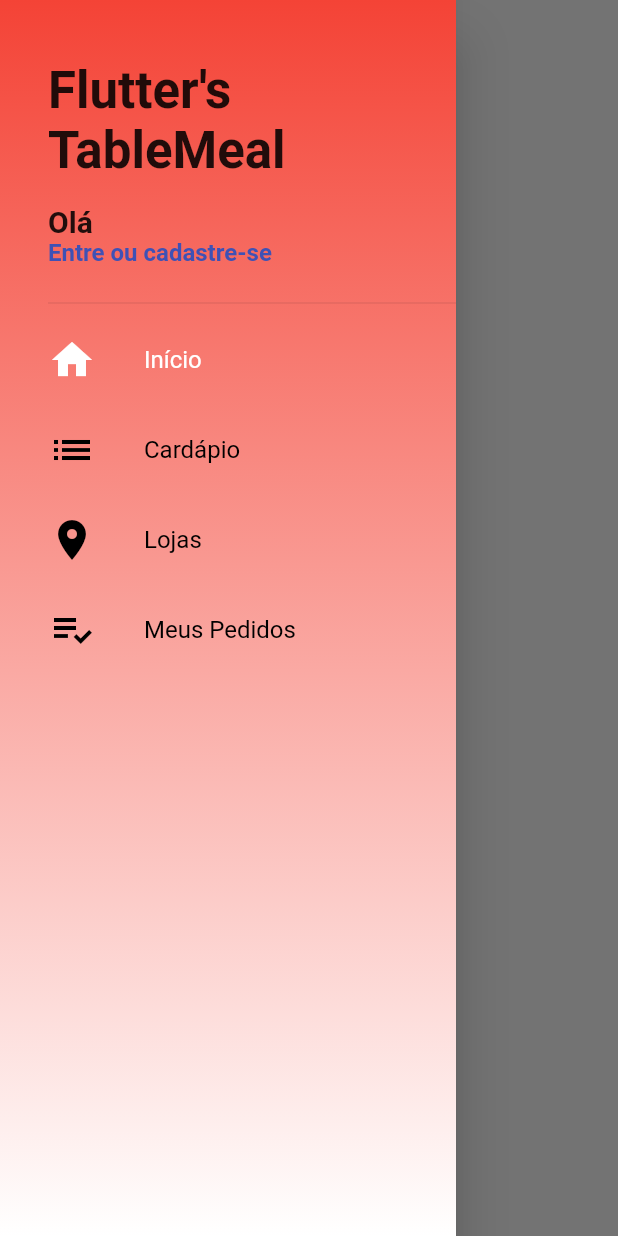
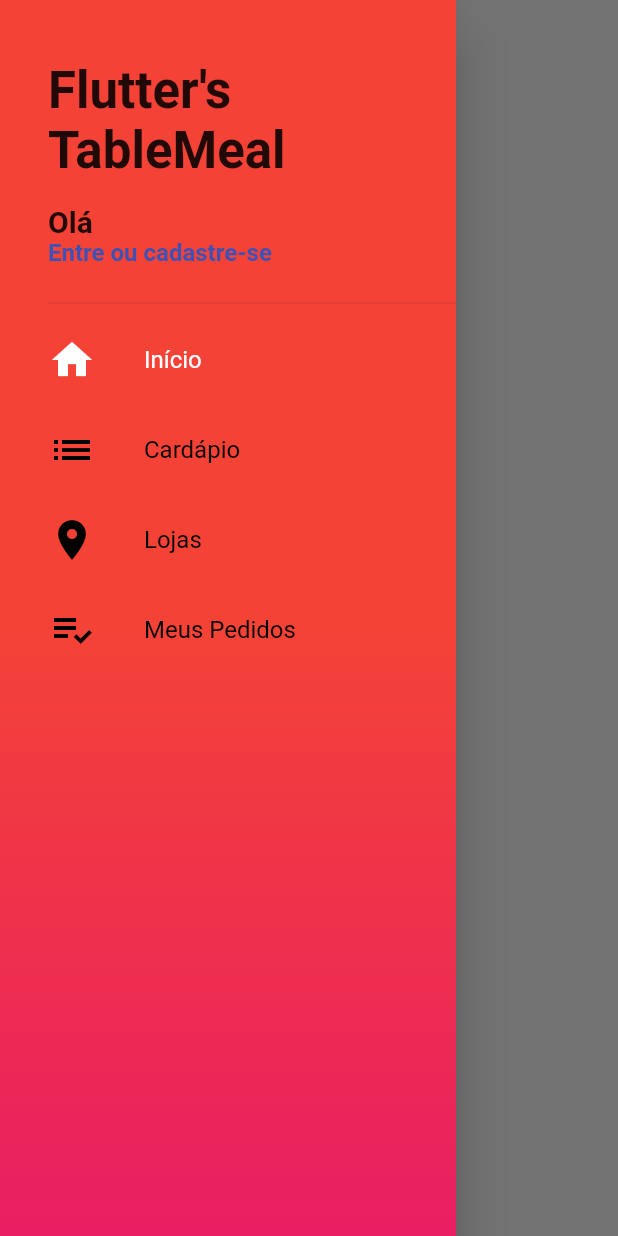
Before and after one commit to GRMCosta/TableMeal, a Flutter app: the screen it shows after launch, with the side drawer open, on a phone screen of 412 x 824 dp. Run offline on Flutter 3.47's test engine with Material 2 defaults, Android fonts, the phone set to English and light mode, and no system bars.

Commit message:
Erro Patch
Patch do erro no teclado, e mudança na cor do menu

```diff
--- a/mobile/lib/Models/user_model.dart
+++ b/mobile/lib/Models/user_model.dart
@@ -6,10 +6,8 @@ class UserModel extends Model {
   bool isLoading = false;
   Map<String, dynamic> userData = Map();
 
-  void signUp(Map<String, dynamic> userData, String pass,
-      VoidCallback onSuccess, VoidCallback onFailed) {
-    isLoading = true;
-    notifyListeners();
+  void signUp() {
+
   }
 
   Future signIn() async {
--- a/mobile/lib/Screens/login_screen.dart
+++ b/mobile/lib/Screens/login_screen.dart
@@ -4,7 +4,7 @@ import 'package:mobile/Screens/signup_screen.dart';
 import 'package:scoped_model/scoped_model.dart';
 
 class LoginScreen extends StatelessWidget {
-  final _formKey = GlobalKey<FormState>();
+ static final _formKey = GlobalKey<FormState>();
 
   @override
   Widget build(BuildContext context) {
@@ -54,6 +54,7 @@ class LoginScreen extends StatelessWidget {
                   height: 16.0,
                 ),
                 TextFormField(
+
                   decoration: InputDecoration(hintText: "Senha"),
                   obscureText: true,
                   validator: (text) {
--- a/mobile/lib/Screens/signup_screen.dart
+++ b/mobile/lib/Screens/signup_screen.dart
@@ -1,7 +1,7 @@
 import 'package:flutter/material.dart';
 
 class SignUpScreen extends StatelessWidget {
-  final _formKey = GlobalKey<FormState>();
+  static final _formKey = GlobalKey<FormState>();
 
   @override
   Widget build(BuildContext context) {
@@ -78,6 +78,7 @@ class SignUpScreen extends StatelessWidget {
                   if (_formKey.currentState.validate()) {
 
                   }
+
                 },
               ),
             ),
--- a/mobile/lib/widgets/custom_drawer.dart
+++ b/mobile/lib/widgets/custom_drawer.dart
@@ -16,10 +16,10 @@ class CustomDrawer extends StatelessWidget {
           gradient: LinearGradient(
               colors: [
                 Colors.red,
-                Colors.white,
+                Colors.pink,
               ],
-              begin: Alignment.topCenter,
-              end: Alignment.bottomCenter
+              begin: Alignment.center,
+              end: Alignment.bottomCenter,
           )
       ),
     );
```
